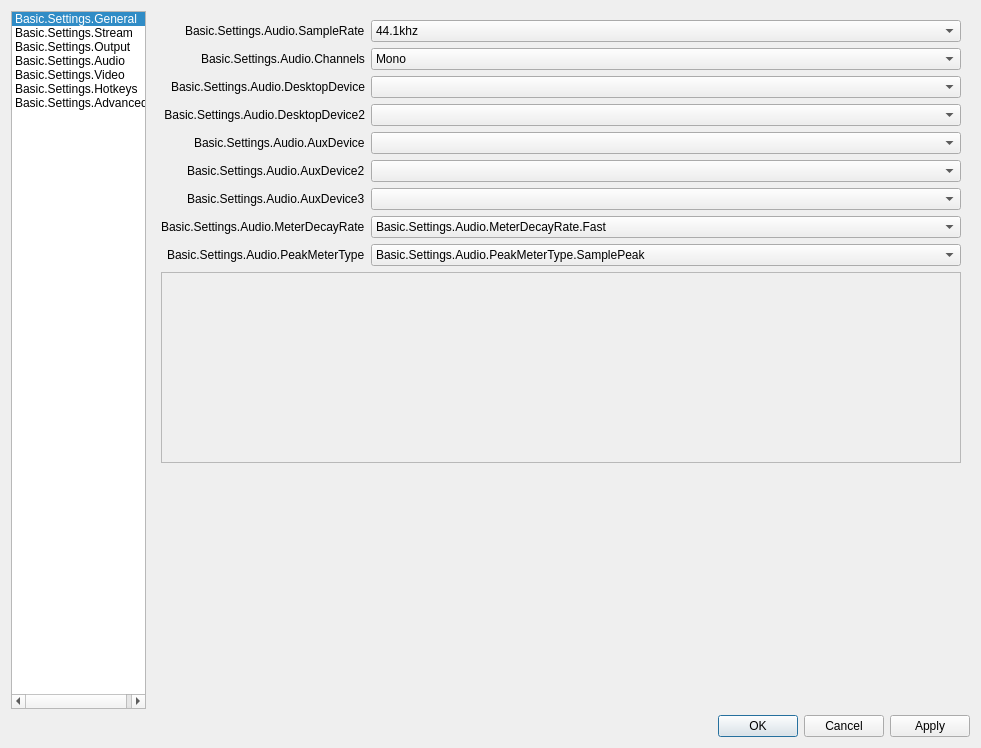
Above: UI/forms/OBSBasicSettings.ui from GameKyuubi/obs-studio before the change. Below: the same form after it.
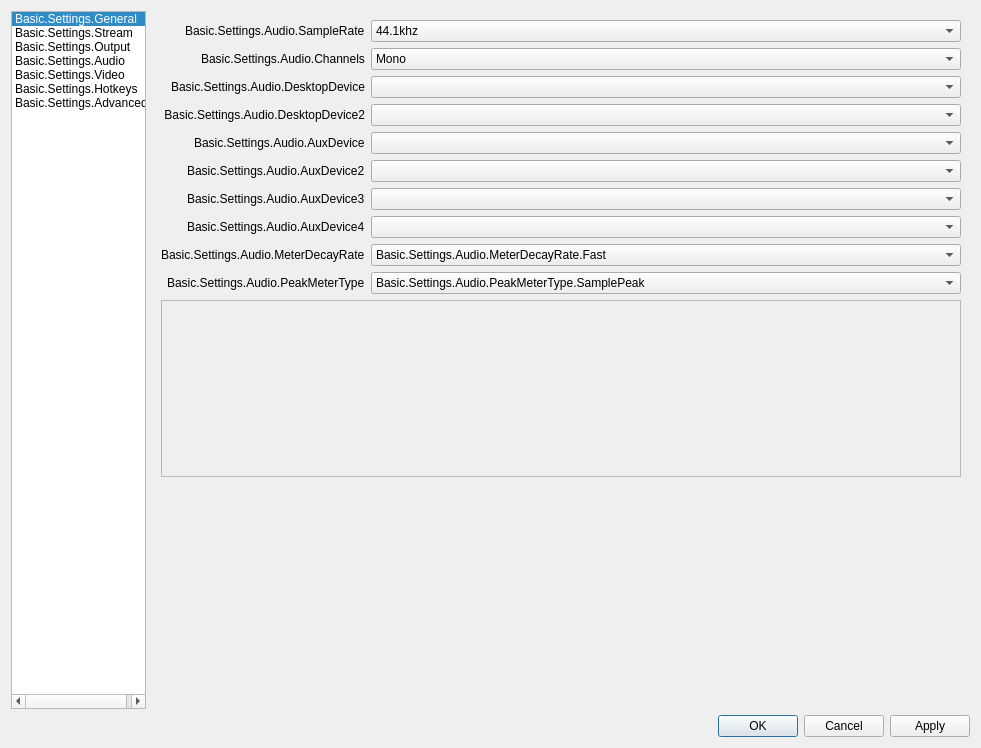
That is the form after the change. The open tabs and pages were chosen to show the change. Icons and pictures are not drawn.

Commit message:
UI: Add 4th aux audio input device
Closes obsproject/obs-studio#1343

The edit to the form file:
```diff
--- a/UI/forms/OBSBasicSettings.ui
+++ b/UI/forms/OBSBasicSettings.ui
@@ -3426,7 +3426,7 @@
            </property>
           </widget>
          </item>
-         <item row="7" column="0">
+         <item row="8" column="0">
           <widget class="QLabel" name="label_65">
            <property name="text">
             <string>Basic.Settings.Audio.MeterDecayRate</string>
@@ -3436,7 +3436,7 @@
            </property>
           </widget>
          </item>
-         <item row="7" column="1">
+         <item row="8" column="1">
           <widget class="QComboBox" name="meterDecayRate">
            <property name="currentText">
             <string>Basic.Settings.Audio.MeterDecayRate.Fast</string>
@@ -3461,14 +3461,14 @@
            </item>
           </widget>
          </item>
-         <item row="8" column="0">
+         <item row="9" column="0">
           <widget class="QLabel" name="label_66">
            <property name="text">
             <string>Basic.Settings.Audio.PeakMeterType</string>
            </property>
           </widget>
          </item>
-         <item row="8" column="1">
+         <item row="9" column="1">
           <widget class="QComboBox" name="peakMeterType">
            <property name="currentIndex">
             <number>0</number>
@@ -3485,7 +3485,7 @@
            </item>
           </widget>
          </item>
-         <item row="9" column="0" colspan="2">
+         <item row="10" column="0" colspan="2">
           <widget class="QScrollArea" name="audioSourceScrollArea">
            <property name="widgetResizable">
             <bool>true</bool>
@@ -3502,20 +3502,20 @@
            </widget>
           </widget>
          </item>
-         <item row="10" column="1">
-          <widget class="QLabel" name="audioMsg">
-           <property name="text">
-            <string notr="true"/>
-           </property>
-           <property name="wordWrap">
-            <bool>true</bool>
-           </property>
-           <property name="themeID" stdset="0">
-            <string>error</string>
-           </property>
-          </widget>
-         </item>
          <item row="11" column="1">
+          <widget class="QLabel" name="audioMsg">
+           <property name="text">
+            <string notr="true"/>
+           </property>
+           <property name="wordWrap">
+            <bool>true</bool>
+           </property>
+           <property name="themeID" stdset="0">
+            <string>error</string>
+           </property>
+          </widget>
+         </item>
+         <item row="12" column="1">
           <widget class="QLabel" name="audioMsg_2">
            <property name="text">
             <string notr="true"/>
@@ -3528,7 +3528,7 @@
            </property>
           </widget>
          </item>
-         <item row="12" column="1">
+         <item row="13" column="1">
           <spacer name="verticalSpacer_3">
            <property name="orientation">
             <enum>Qt::Vertical</enum>
@@ -3541,6 +3541,23 @@
            </property>
           </spacer>
          </item>
+         <item row="7" column="1">
+          <widget class="QComboBox" name="auxAudioDevice4">
+           <property name="enabled">
+            <bool>true</bool>
+           </property>
+          </widget>
+         </item>
+         <item row="7" column="0">
+          <widget class="QLabel" name="label_67">
+           <property name="text">
+            <string>Basic.Settings.Audio.AuxDevice4</string>
+           </property>
+           <property name="buddy">
+            <cstring>auxAudioDevice4</cstring>
+           </property>
+          </widget>
+         </item>
         </layout>
        </widget>
        <widget class="QWidget" name="videoPage">
```
Left out of the diff: 27 changed lines with no effect on the pictures. The commit also changes 4 other files.
